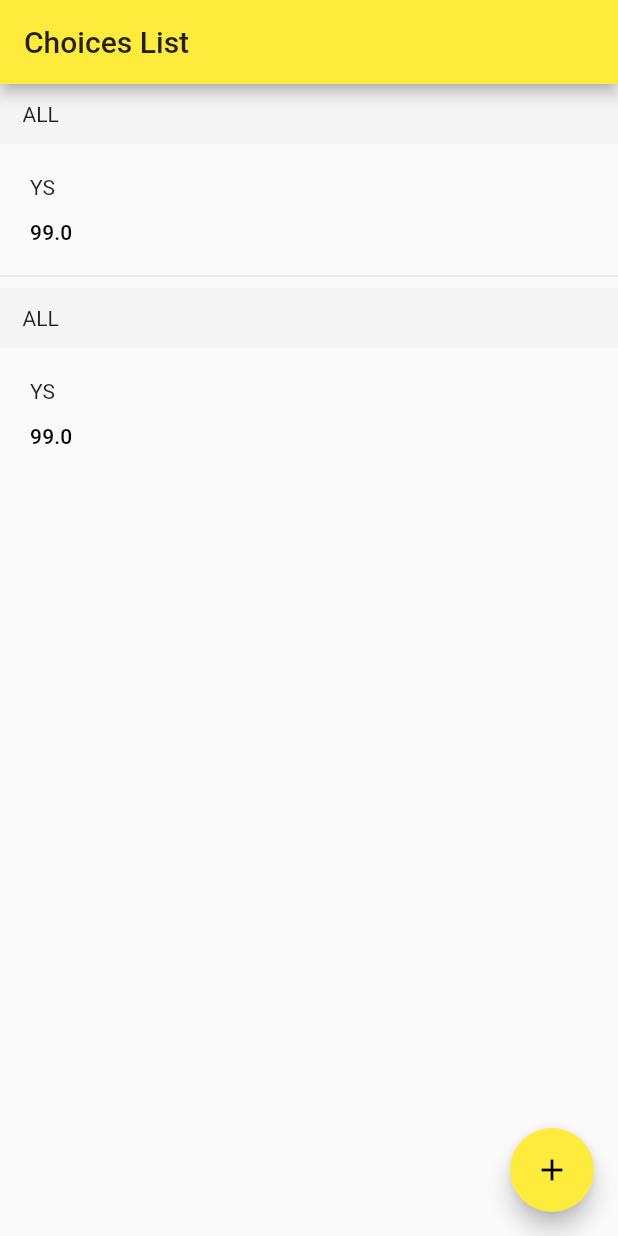
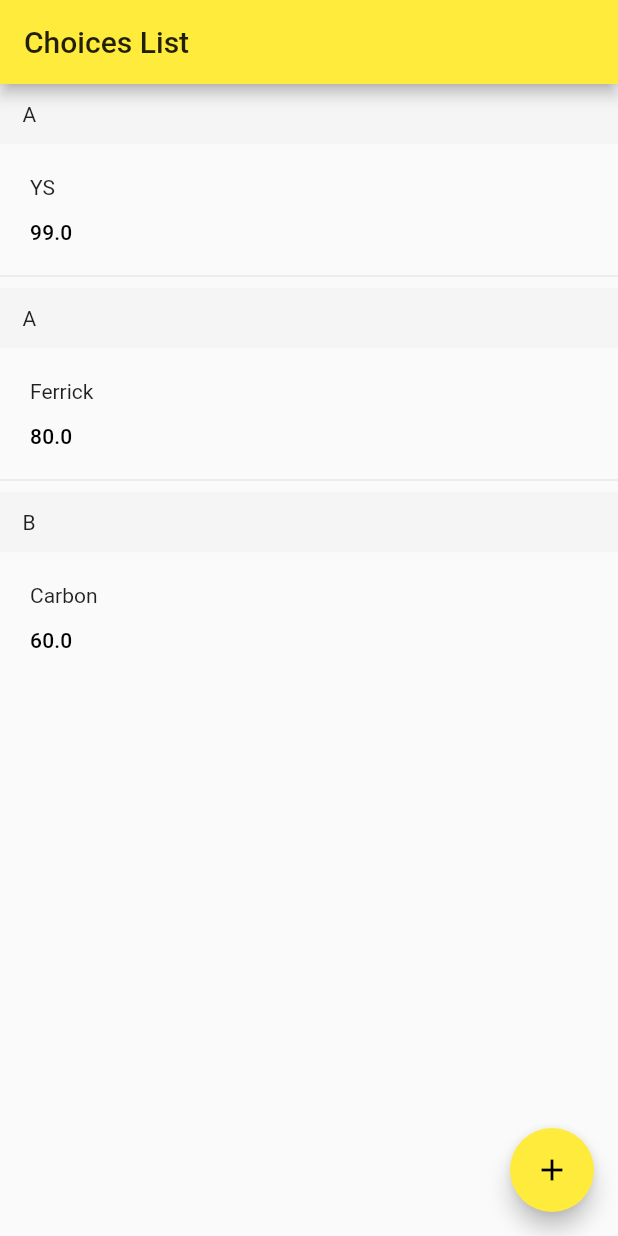
Before and after one commit to yshean/flutter-choice-maker, a Flutter app: the screen it shows after launch, on a phone screen of 412 x 824 dp. Run offline on Flutter 3.47's test engine with Material 2 defaults, Android fonts, the light colour scheme and no system bars; drawn by our look-alikes of flutter_slidable, sticky_headers; our stand-ins replace mobx; generated files the repository leaves out were written again.

Commit message:
Can take in input from main

```diff
--- a/lib/ListScreen.dart
+++ b/lib/ListScreen.dart
@@ -7,23 +7,24 @@ import 'models/Choice.dart';
 import 'ChoiceRowWidget.dart';
 
 class ListScreen extends StatelessWidget {
-  final List<Choice> filteredEntries;
+  final List<Choice> entries;
+  List<Choice> filteredEntries = [];
 
-  const ListScreen({Key key, this.filteredEntries});
-  // final List<Pwd> filteredEntries = [
-  //   Pwd(
-  //       name: "YS",
-  //       email: "yshean@gmail.com",
-  //       url: "dd",
-  //       password: "gfgfg",
-  //       notes: "jjjj"),
-  //   Pwd(
-  //       name: "Ferrick",
-  //       email: "ferrick@email.com",
-  //       url: "dd",
-  //       password: "gfgf",
-  //       notes: "kkk")
-  // ];
+  ListScreen({Key key, this.entries}) {
+    // loop through categories
+    // use contains() to check if item belongs to the category
+
+    var result = {};
+    Set categories = new Set.from(entries.map((v) => v.category));
+    print(categories);
+
+    for (var cat in categories) {
+      result[cat] = entries.where((entry) => (entry.category == cat));
+    }
+    print(result);
+
+    // filteredEntries.add(Choice(category: "A", answer: "AAA", percentage: 50));
+  }
 
   void btnLaunchTouched(int index) async {
     String answer = filteredEntries[index].answer;
@@ -32,7 +33,7 @@ class ListScreen extends StatelessWidget {
 
   void btnDeleteTouched(int index) async {
     String answer = filteredEntries[index].answer;
-    print("btn launch" + answer);
+    print("btn delete" + answer);
   }
 
   _gotoAddScreen(BuildContext context) async {
@@ -41,8 +42,28 @@ class ListScreen extends StatelessWidget {
 
   @override
   Widget build(BuildContext context) {
+    if (entries.length == 0) {
+      return Center(
+        child: SingleChildScrollView(
+          padding: const EdgeInsets.fromLTRB(0, 0, 0, 100),
+          child: Column(
+            children: <Widget>[
+              Image.asset('assets/images/no_entries.png'),
+              Padding(
+                padding: const EdgeInsets.symmetric(vertical: 10),
+                child: Text(
+                  'Nothing here yet. Add one?',
+                  style: Theme.of(context).textTheme.title,
+                ),
+              )
+            ],
+          ),
+        ),
+      );
+    }
+
     return ListView.separated(
-      itemCount: filteredEntries.length,
+      itemCount: entries.length,
       itemBuilder: (BuildContext context, int index) {
         return GestureDetector(
           child: new StickyHeader(
@@ -52,7 +73,7 @@ class ListScreen extends StatelessWidget {
               padding: new EdgeInsets.symmetric(horizontal: 15.0),
               alignment: Alignment.centerLeft,
               child: Text(
-                'ALL',
+                entries[index].category,
                 style: Theme.of(context).textTheme.body1,
               ),
             ),
@@ -61,9 +82,9 @@ class ListScreen extends StatelessWidget {
               actionPane: SlidableDrawerActionPane(),
               actions: <Widget>[
                 IconSlideAction(
-                  caption: 'Launch',
+                  caption: 'Edit',
                   color: Colors.indigo,
-                  icon: Icons.launch,
+                  icon: Icons.edit,
                   onTap: () => btnLaunchTouched(index),
                 ),
               ],
@@ -79,7 +100,7 @@ class ListScreen extends StatelessWidget {
                 child: SlidableDrawerDismissal(),
               ),
               child: ChoiceRowWidget(
-                choiceEntry: filteredEntries[index],
+                choiceEntry: entries[index],
               ),
             ),
           ),
--- a/lib/main.dart
+++ b/lib/main.dart
@@ -54,21 +54,16 @@ class MyHomePage extends StatelessWidget {
         // Center is a layout widget. It takes a single child and positions it
         // in the middle of the parent.
         child: ListScreen(
-          filteredEntries: [
-            Choice(
-              answer: "YS",
-              percentage: 99.0,
-            ),
-            Choice(
-              answer: "YS",
-              percentage: 99.0,
-            ),
+          entries: [
+            Choice(answer: "YS", percentage: 99.0, category: "A"),
+            Choice(answer: "Ferrick", percentage: 80.0, category: "A"),
+            Choice(answer: "Carbon", percentage: 60.0, category: "B"),
           ],
         ),
       ),
       floatingActionButton: FloatingActionButton(
         onPressed: counter.increment,
-        tooltip: 'Increment',
+        tooltip: 'Add a choice',
         child: Icon(Icons.add),
       ), // This trailing comma makes auto-formatting nicer for build methods.
     );
--- a/lib/models/Choice.dart
+++ b/lib/models/Choice.dart
@@ -1,6 +1,7 @@
 class Choice {
+  String category;
   String answer;
   double percentage;
 
-  Choice({this.answer, this.percentage});
+  Choice({this.category, this.answer, this.percentage});
 }
```
Also changed, not shown: assets/images/no_entries.png (added).
